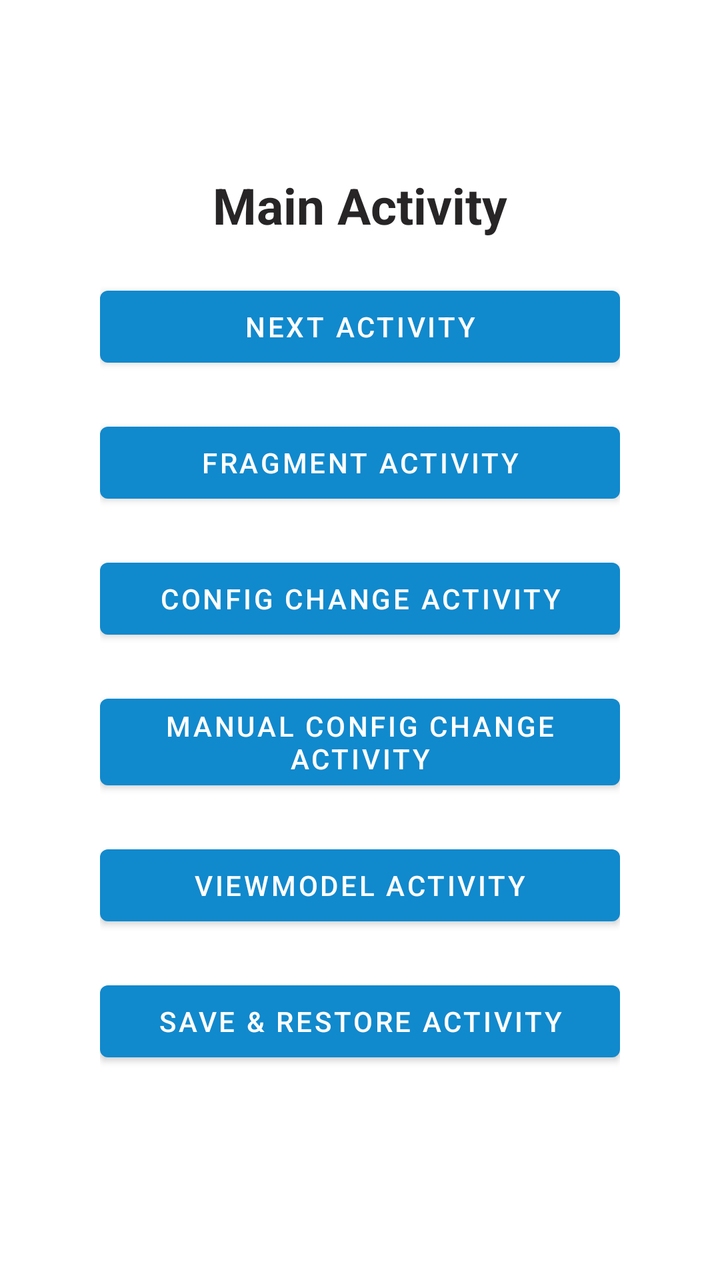
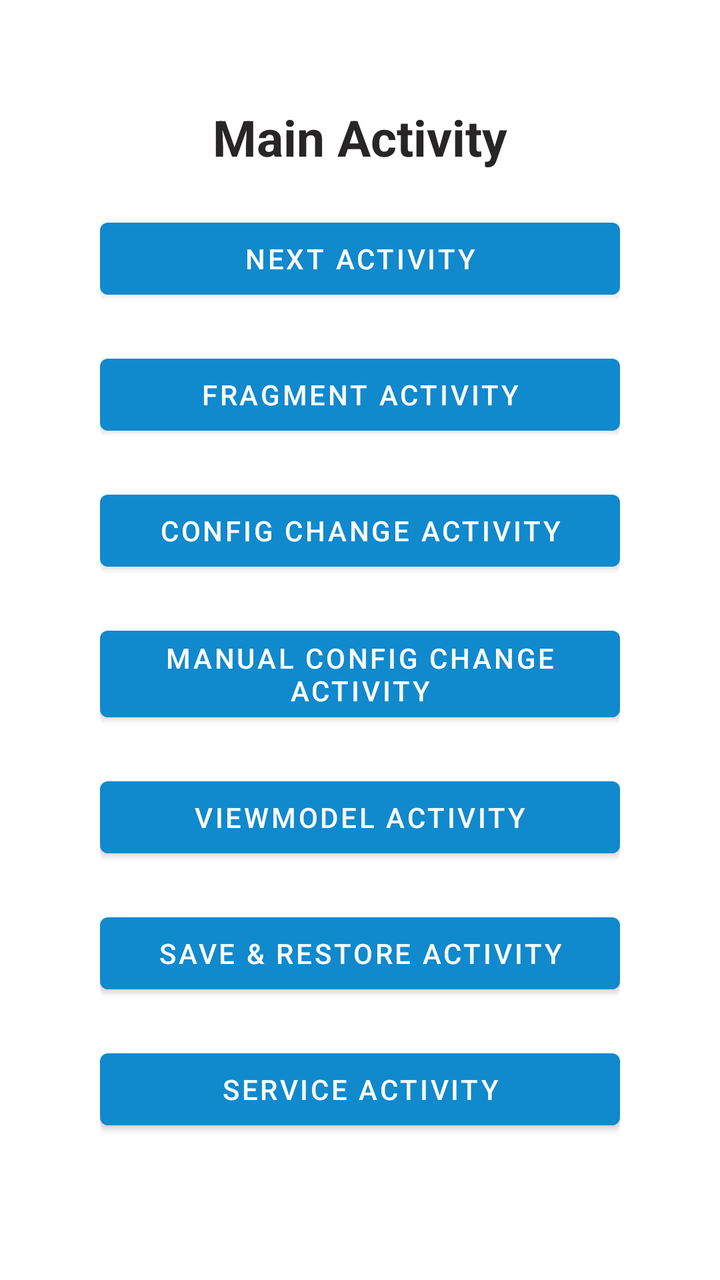

Before-and-after screenshots of an Android layout around one commit, followed by the original layout XML and the change that was made.
<!-- AndroidManifest.xml: application theme Theme.AndroidLifecyclesCourse -->
<!-- res/layout/activity_main.xml -->
<?xml version="1.0" encoding="utf-8"?>
<ScrollView
    xmlns:android="http://schemas.android.com/apk/res/android"
    xmlns:app="http://schemas.android.com/apk/res-auto"
    xmlns:tools="http://schemas.android.com/tools"
    android:layout_width="match_parent"
    android:layout_height="match_parent"
    android:fillViewport="true"
    tools:context=".MainActivity"
    >

    <androidx.constraintlayout.widget.ConstraintLayout
        android:layout_width="match_parent"
        android:layout_height="wrap_content"
        android:paddingVertical="40dp"
        android:paddingHorizontal="50dp">

        <TextView
            android:id="@+id/txtScreenName"
            android:layout_width="wrap_content"
            android:layout_height="wrap_content"
            app:layout_constraintLeft_toLeftOf="parent"
            app:layout_constraintRight_toRightOf="parent"
            app:layout_constraintTop_toTopOf="parent"
            app:layout_constraintBottom_toTopOf="@id/btnNextActivity"
            app:layout_constraintVertical_chainStyle="packed"
            android:layout_marginBottom="20dp"
            style="@style/TextViewScreenName"
            android:text="Main Activity"
            />

        <Button
            android:id="@+id/btnNextActivity"
            android:layout_width="match_parent"
            android:layout_height="wrap_content"
            app:layout_constraintLeft_toLeftOf="parent"
            app:layout_constraintRight_toRightOf="parent"
            app:layout_constraintTop_toBottomOf="@id/txtScreenName"
            app:layout_constraintBottom_toTopOf="@id/btnFragmentActivity"
            android:layout_marginBottom="20dp"
            android:text="Next Activity"
            />

        <Button
            android:id="@+id/btnFragmentActivity"
            android:layout_width="match_parent"
            android:layout_height="wrap_content"
            app:layout_constraintLeft_toLeftOf="parent"
            app:layout_constraintRight_toRightOf="parent"
            app:layout_constraintTop_toBottomOf="@id/btnNextActivity"
            app:layout_constraintBottom_toTopOf="@id/btnConfigChangeActivity"
            android:layout_marginBottom="20dp"
            android:text="Fragment Activity"
            />

        <Button
            android:id="@+id/btnConfigChangeActivity"
            android:layout_width="match_parent"
            android:layout_height="wrap_content"
            app:layout_constraintLeft_toLeftOf="parent"
            app:layout_constraintRight_toRightOf="parent"
            app:layout_constraintTop_toBottomOf="@id/btnFragmentActivity"
            app:layout_constraintBottom_toTopOf="@id/btnManualConfigChangeActivity"
            android:layout_marginBottom="20dp"
            android:text="Config Change Activity"
            />

        <Button
            android:id="@+id/btnManualConfigChangeActivity"
            android:layout_width="match_parent"
            android:layout_height="wrap_content"
            app:layout_constraintLeft_toLeftOf="parent"
            app:layout_constraintRight_toRightOf="parent"
            app:layout_constraintTop_toBottomOf="@id/btnConfigChangeActivity"
            app:layout_constraintBottom_toTopOf="@id/btnViewModelActivity"
            android:layout_marginBottom="20dp"
            android:text="Manual Config Change Activity"
            />

        <Button
            android:id="@+id/btnViewModelActivity"
            android:layout_width="match_parent"
            android:layout_height="wrap_content"
            app:layout_constraintLeft_toLeftOf="parent"
            app:layout_constraintRight_toRightOf="parent"
            app:layout_constraintTop_toBottomOf="@id/btnManualConfigChangeActivity"
            app:layout_constraintBottom_toTopOf="@id/btnSaveAndRestoreActivity"
            android:layout_marginBottom="20dp"
            android:text="ViewModel Activity"
            />

        <Button
            android:id="@+id/btnSaveAndRestoreActivity"
            android:layout_width="match_parent"
            android:layout_height="wrap_content"
            app:layout_constraintLeft_toLeftOf="parent"
            app:layout_constraintRight_toRightOf="parent"
            app:layout_constraintTop_toBottomOf="@id/btnViewModelActivity"
            app:layout_constraintBottom_toBottomOf="parent"
            android:layout_marginBottom="20dp"
            android:text="Save &amp; Restore Activity"
            />

    </androidx.constraintlayout.widget.ConstraintLayout>

</ScrollView>
<!-- resources referenced by this layout -->
<resources>
  <style name="TextViewScreenName" parent="@android:style/TextAppearance.Widget.TextView">
          <item name="android:textColor">@color/gray_dark</item>
          <item name="android:textSize">25sp</item>
          <item name="android:textStyle">bold</item>
          <item name="android:gravity">center</item>
      </style>
  <style name="Theme.AndroidLifecyclesCourse" parent="Theme.MaterialComponents.DayNight.NoActionBar">
          
          <item name="colorPrimary">@color/primary</item>
          <item name="colorPrimaryVariant">@color/primary_variant</item>
          <item name="colorOnPrimary">@color/white</item>
  
          <item name="colorControlActivated">@color/primary_light</item>
  
  
          
          <item name="android:statusBarColor" tools:targetApi="l">?attr/colorPrimaryVariant</item>
          
      </style>
  <color name="gray_dark">#272525</color>
  <color name="primary">#1189CD</color>
  <color name="primary_variant">#02558A</color>
  <color name="white">#FFFFFFFF</color>
  <color name="primary_light" type="color">#64ABCA</color>
</resources>

<!-- the commit's change to res/layout/activity_main.xml (unified diff, before → after) -->
@@ -96,9 +96,21 @@
             app:layout_constraintLeft_toLeftOf="parent"
             app:layout_constraintRight_toRightOf="parent"
             app:layout_constraintTop_toBottomOf="@id/btnViewModelActivity"
+            app:layout_constraintBottom_toTopOf="@id/btnServiceActivity"
+            android:layout_marginBottom="20dp"
+            android:text="Save &amp; Restore Activity"
+            />
+
+        <Button
+            android:id="@+id/btnServiceActivity"
+            android:layout_width="match_parent"
+            android:layout_height="wrap_content"
+            app:layout_constraintLeft_toLeftOf="parent"
+            app:layout_constraintRight_toRightOf="parent"
+            app:layout_constraintTop_toBottomOf="@id/btnSaveAndRestoreActivity"
             app:layout_constraintBottom_toBottomOf="parent"
             android:layout_marginBottom="20dp"
-            android:text="Save &amp; Restore Activity"
+            android:text="Service Activity"
             />
 
     </androidx.constraintlayout.widget.ConstraintLayout>
